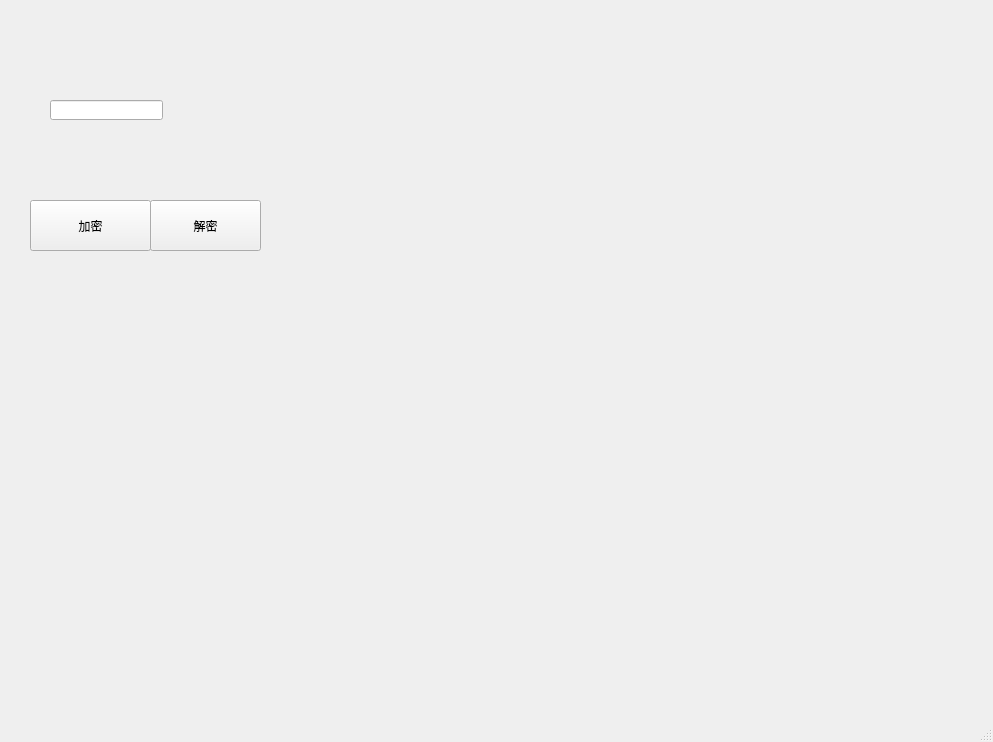
Before: the Qt Designer form GUI/FengxEncrypt.ui in fengxxx/fengxEncrypt, drawn with Qt 5.
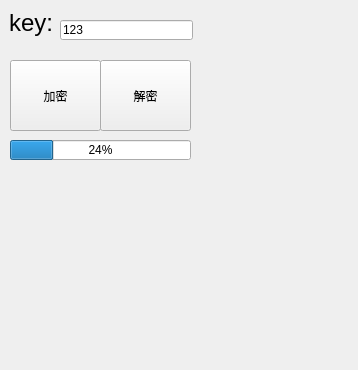
After: the same form once the commit is applied. Icons and pictures are not drawn.

```diff
--- a/GUI/FengxEncrypt.ui
+++ b/GUI/FengxEncrypt.ui
@@ -6,65 +6,115 @@
    <rect>
     <x>0</x>
     <y>0</y>
-    <width>993</width>
-    <height>742</height>
+    <width>358</width>
+    <height>370</height>
    </rect>
   </property>
   <property name="windowTitle">
    <string>MainWindow</string>
   </property>
+  <property name="styleSheet">
+   <string notr="true"/>
+  </property>
   <widget class="QWidget" name="centralwidget">
-   <widget class="QToolButton" name="toolButton">
-    <property name="geometry">
-     <rect>
-      <x>30</x>
-      <y>200</y>
-      <width>121</width>
-      <height>51</height>
-     </rect>
-    </property>
-    <property name="text">
-     <string>加密</string>
-    </property>
-   </widget>
    <widget class="QToolButton" name="toolButton_2">
     <property name="geometry">
      <rect>
-      <x>150</x>
-      <y>200</y>
-      <width>111</width>
-      <height>51</height>
+      <x>100</x>
+      <y>60</y>
+      <width>91</width>
+      <height>71</height>
      </rect>
     </property>
     <property name="text">
      <string>解密</string>
     </property>
    </widget>
+   <widget class="QProgressBar" name="progressBar">
+    <property name="geometry">
+     <rect>
+      <x>10</x>
+      <y>140</y>
+      <width>181</width>
+      <height>20</height>
+     </rect>
+    </property>
+    <property name="value">
+     <number>24</number>
+    </property>
+   </widget>
+   <widget class="QToolButton" name="toolButton">
+    <property name="geometry">
+     <rect>
+      <x>10</x>
+      <y>60</y>
+      <width>91</width>
+      <height>71</height>
+     </rect>
+    </property>
+    <property name="toolTip">
+     <string>&lt;!DOCTYPE HTML PUBLIC &quot;-//W3C//DTD HTML 4.0//EN&quot; &quot;http://www.w3.org/TR/REC-html40/strict.dtd&quot;&gt;
+&lt;html&gt;&lt;head&gt;&lt;meta name=&quot;qrichtext&quot; content=&quot;1&quot; /&gt;&lt;style type=&quot;text/css&quot;&gt;
+p, li { white-space: pre-wrap; }
+&lt;/style&gt;&lt;/head&gt;&lt;body style=&quot; font-family:'SimSun'; font-size:9pt; font-weight:400; font-style:normal;&quot;&gt;
+&lt;p style=&quot; margin-top:0px; margin-bottom:0px; margin-left:0px; margin-right:0px; -qt-block-indent:0; text-indent:0px;&quot;&gt;&lt;img src=&quot;:/新前缀/1 (3).png&quot; /&gt;&lt;/p&gt;&lt;/body&gt;&lt;/html&gt;</string>
+    </property>
+    <property name="whatsThis">
+     <string>&lt;!DOCTYPE HTML PUBLIC &quot;-//W3C//DTD HTML 4.0//EN&quot; &quot;http://www.w3.org/TR/REC-html40/strict.dtd&quot;&gt;
+&lt;html&gt;&lt;head&gt;&lt;meta name=&quot;qrichtext&quot; content=&quot;1&quot; /&gt;&lt;style type=&quot;text/css&quot;&gt;
+p, li { white-space: pre-wrap; }
+&lt;/style&gt;&lt;/head&gt;&lt;body style=&quot; font-family:'SimSun'; font-size:9pt; font-weight:400; font-style:normal;&quot;&gt;
+&lt;p style=&quot; margin-top:0px; margin-bottom:0px; margin-left:0px; margin-right:0px; -qt-block-indent:0; text-indent:0px;&quot;&gt;&lt;img src=&quot;:/新前缀/1 (3).png&quot; /&gt;&lt;/p&gt;&lt;/body&gt;&lt;/html&gt;</string>
+    </property>
+    <property name="styleSheet">
+     <string notr="true"/>
+    </property>
+    <property name="text">
+     <string>加密</string>
+    </property>
+   </widget>
+   <widget class="QLabel" name="label">
+    <property name="geometry">
+     <rect>
+      <x>9</x>
+      <y>9</y>
+      <width>48</width>
+      <height>27</height>
+     </rect>
+    </property>
+    <property name="text">
+     <string>&lt;!DOCTYPE HTML PUBLIC &quot;-//W3C//DTD HTML 4.0//EN&quot; &quot;http://www.w3.org/TR/REC-html40/strict.dtd&quot;&gt;
+&lt;html&gt;&lt;head&gt;&lt;meta name=&quot;qrichtext&quot; content=&quot;1&quot; /&gt;&lt;style type=&quot;text/css&quot;&gt;
+p, li { white-space: pre-wrap; }
+&lt;/style&gt;&lt;/head&gt;&lt;body style=&quot; font-family:'SimSun'; font-size:9pt; font-weight:400; font-style:normal;&quot;&gt;
+&lt;p style=&quot; margin-top:0px; margin-bottom:0px; margin-left:0px; margin-right:0px; -qt-block-indent:0; text-indent:0px;&quot;&gt;&lt;span style=&quot; font-size:18pt;&quot;&gt;key:&lt;/span&gt;&lt;/p&gt;&lt;/body&gt;&lt;/html&gt;</string>
+    </property>
+   </widget>
    <widget class="QLineEdit" name="lineEdit">
     <property name="geometry">
      <rect>
-      <x>50</x>
-      <y>100</y>
-      <width>113</width>
+      <x>60</x>
+      <y>20</y>
+      <width>133</width>
       <height>20</height>
      </rect>
     </property>
+    <property name="toolTip">
+     <string>&lt;!DOCTYPE HTML PUBLIC &quot;-//W3C//DTD HTML 4.0//EN&quot; &quot;http://www.w3.org/TR/REC-html40/strict.dtd&quot;&gt;
+&lt;html&gt;&lt;head&gt;&lt;meta name=&quot;qrichtext&quot; content=&quot;1&quot; /&gt;&lt;style type=&quot;text/css&quot;&gt;
+p, li { white-space: pre-wrap; }
+&lt;/style&gt;&lt;/head&gt;&lt;body style=&quot; font-family:'SimSun'; font-size:9pt; font-weight:400; font-style:normal;&quot;&gt;
+&lt;p style=&quot; margin-top:0px; margin-bottom:0px; margin-left:0px; margin-right:0px; -qt-block-indent:0; text-indent:0px;&quot;&gt;&lt;span style=&quot; font-size:14pt;&quot;&gt;8 byts&lt;/span&gt;&lt;/p&gt;
+&lt;p style=&quot;-qt-paragraph-type:empty; margin-top:0px; margin-bottom:0px; margin-left:0px; margin-right:0px; -qt-block-indent:0; text-indent:0px; font-size:14pt;&quot;&gt;&lt;/p&gt;&lt;/body&gt;&lt;/html&gt;</string>
+    </property>
+    <property name="text">
+     <string>123</string>
+    </property>
     <property name="maxLength">
      <number>8</number>
     </property>
    </widget>
   </widget>
-  <widget class="QMenuBar" name="menubar">
-   <property name="geometry">
-    <rect>
-     <x>0</x>
-     <y>0</y>
-     <width>993</width>
-     <height>23</height>
-    </rect>
-   </property>
-  </widget>
-  <widget class="QStatusBar" name="statusbar"/>
  </widget>
  <resources/>
  <connections/>
```
